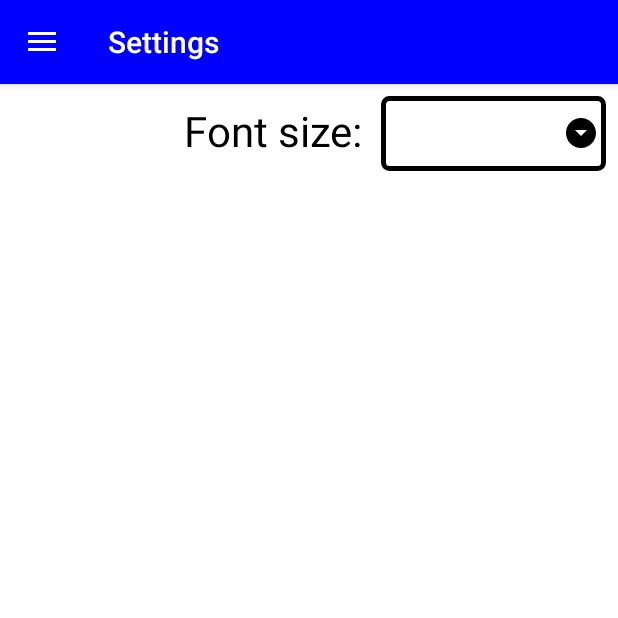
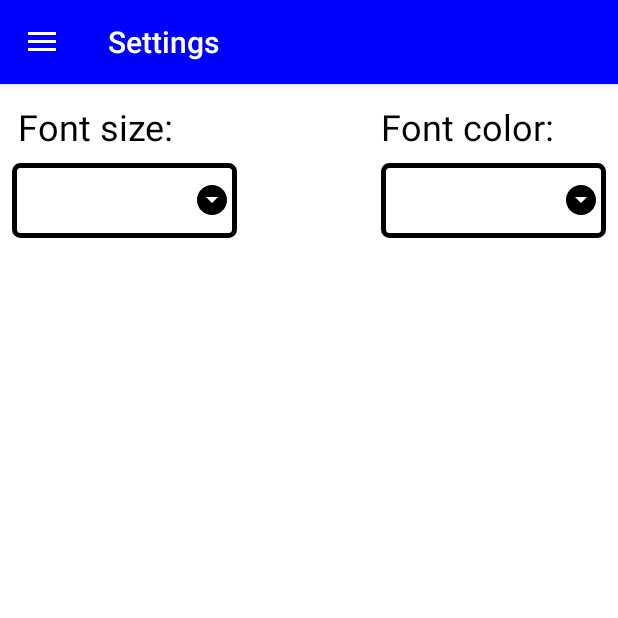
Before and after one commit to jani-heinikoski/java, an Android app: the screen it shows after launch (MainActivity), in the side drawer, after a tap on "Settings", on a phone screen of 412 x 824 dp, the top half of it. Run offline under Robolectric (Android 15) with nearby library versions, the phone set to English and light mode, and no system bars.

Commit message:
ViewModel architecture added

```diff
--- a/week11/app/src/main/java/com/jhprog/menudemo/MainActivity.java
+++ b/week11/app/src/main/java/com/jhprog/menudemo/MainActivity.java
@@ -10,6 +10,8 @@ import androidx.annotation.NonNull;
 import androidx.appcompat.app.ActionBarDrawerToggle;
 import androidx.appcompat.app.AppCompatActivity;
 import androidx.core.view.GravityCompat;
+import androidx.lifecycle.ViewModelProvider;
+
 import android.annotation.SuppressLint;
 import android.content.pm.ActivityInfo;
 import android.os.Bundle;
@@ -21,9 +23,10 @@ import com.jhprog.menudemo.databinding.ActivityMainBinding;
 
 public class MainActivity extends AppCompatActivity {
 
-    ActivityMainBinding binding;
-    MainFragment mainFragment;
-    SettingsFragment settingsFragment;
+    private ActivityMainBinding binding;
+    private MainFragment mainFragment;
+    private SettingsFragment settingsFragment;
+    private SharedViewModel viewModel;
 
     @SuppressLint("SourceLockedOrientationActivity")
     @Override
@@ -41,6 +44,8 @@ public class MainActivity extends AppCompatActivity {
                 R.string.navigation_drawer_open, R.string.navigation_drawer_close);
         binding.mainDrawerLayout.addDrawerListener(toggle);
         toggle.syncState();
+
+        viewModel = new ViewModelProvider(this).get(SharedViewModel.class);
 
         setTitle("Main View");
 
@@ -71,7 +76,6 @@ public class MainActivity extends AppCompatActivity {
                         }
                         if (getSupportFragmentManager().findFragmentByTag("main") != null) {
                             getSupportFragmentManager().beginTransaction().show(mainFragment).commit();
-                            mainFragment.onResume();
                         } else {
                             getSupportFragmentManager().beginTransaction().add(R.id.fragment_container, mainFragment, "main");
                         }
@@ -84,7 +88,6 @@ public class MainActivity extends AppCompatActivity {
                         }
                         if (getSupportFragmentManager().findFragmentByTag("settings") != null) {
                             getSupportFragmentManager().beginTransaction().show(settingsFragment).commit();
-                            settingsFragment.onResume();
                         } else {
                             getSupportFragmentManager().beginTransaction().add(R.id.fragment_container, settingsFragment, "settings");
                         }
--- a/week11/app/src/main/java/com/jhprog/menudemo/MainFragment.java
+++ b/week11/app/src/main/java/com/jhprog/menudemo/MainFragment.java
@@ -1,7 +1,7 @@
 /*
 Author: Jani Heinikoski | 0541122
 Date: 15.3.2020
-Version: 1.4
+Version: 1.5
  */
 package com.jhprog.menudemo;
 
@@ -13,12 +13,15 @@ import android.view.ViewGroup;
 import androidx.annotation.NonNull;
 import androidx.annotation.Nullable;
 import androidx.fragment.app.Fragment;
+import androidx.lifecycle.Observer;
+import androidx.lifecycle.ViewModelProvider;
 
 import com.jhprog.menudemo.databinding.FragmentMainBinding;
 
 public class MainFragment extends Fragment {
 
     private FragmentMainBinding binding;
+    private SharedViewModel viewModel;
 
     @Nullable
     @Override
@@ -30,8 +33,27 @@ public class MainFragment extends Fragment {
     }
 
     @Override
-    public void onResume() {
-        super.onResume();
+    public void onActivityCreated(@Nullable Bundle savedInstanceState) {
+        super.onActivityCreated(savedInstanceState);
+        viewModel = new ViewModelProvider(requireActivity()).get(SharedViewModel.class);
 
+        viewModel.getFontColor().observe(getViewLifecycleOwner(), new Observer<Integer>() {
+            @Override
+            public void onChanged(Integer integer) {
+                if (integer != null) {
+                    binding.mainTextview.setTextColor(integer);
+                }
+            }
+        });
+
+        viewModel.getFontSize().observe(getViewLifecycleOwner(), new Observer<Integer>() {
+            @Override
+            public void onChanged(Integer integer) {
+                if (integer != null) {
+                    binding.mainTextview.setTextSize(integer);
+                }
+            }
+        });
     }
+
 }
--- a/week11/app/src/main/java/com/jhprog/menudemo/SettingsFragment.java
+++ b/week11/app/src/main/java/com/jhprog/menudemo/SettingsFragment.java
@@ -1,7 +1,7 @@
 /*
 Author: Jani Heinikoski | 0541122
 Date: 15.3.2020
-Version: 1.4
+Version: 1.5
  */
 package com.jhprog.menudemo;
 
@@ -9,11 +9,13 @@ import android.os.Bundle;
 import android.view.LayoutInflater;
 import android.view.View;
 import android.view.ViewGroup;
+import android.widget.AdapterView;
 import android.widget.ArrayAdapter;
 
 import androidx.annotation.NonNull;
 import androidx.annotation.Nullable;
 import androidx.fragment.app.Fragment;
+import androidx.lifecycle.ViewModelProvider;
 
 import com.jhprog.menudemo.databinding.FragmentSettingsBinding;
 
@@ -24,28 +26,29 @@ import java.util.Objects;
 public class SettingsFragment extends Fragment {
 
     private FragmentSettingsBinding binding;
+    private SharedViewModel viewModel;
+
     private ArrayList<String> fonts;
     private ArrayAdapter<String> fontAdapter;
+
+    private ArrayList<String> colors;
+    private ArrayAdapter<String> colorAdapter;
 
     @Nullable
     @Override
     public View onCreateView(@NonNull LayoutInflater inflater, @Nullable ViewGroup container, @Nullable Bundle savedInstanceState) {
         binding = FragmentSettingsBinding.inflate(inflater, container, false);
         View view = binding.getRoot();
-        initFonts();
-        initSpinners();
+
         return view;
     }
 
     @Override
     public void onViewCreated(@NonNull View view, @Nullable Bundle savedInstanceState) {
         super.onViewCreated(view, savedInstanceState);
-    }
-
-    @Override
-    public void onResume() {
-        super.onResume();
-        //TODO RESUMED
+        initFonts();
+        initColors();
+        initSpinners();
     }
 
     private void initFonts() {
@@ -55,18 +58,94 @@ public class SettingsFragment extends Fragment {
         }
     }
 
+    private void initColors() {
+        colors = new ArrayList<>();
+        colors.add("Blue");
+        colors.add("Purple");
+        colors.add("Black");
+        colors.add("Red");
+    }
+
     private void initSpinners() {
+        // Adapter for font size spinner
         fontAdapter = new ArrayAdapter<>(Objects.requireNonNull(getActivity()).getApplicationContext(),
                                                 android.R.layout.simple_spinner_dropdown_item, fonts);
         fontAdapter.setDropDownViewResource(R.layout.spinner_dropdown);
         binding.fontSizeSpinner.setAdapter(fontAdapter);
+        // Adapter for font color spinner
+        colorAdapter = new ArrayAdapter<>(Objects.requireNonNull(getActivity()).getApplicationContext(),
+                android.R.layout.simple_spinner_dropdown_item, colors);
+        colorAdapter.setDropDownViewResource(R.layout.spinner_dropdown);
+        binding.fontColorSpinner.setAdapter(colorAdapter);
+        // Item selected listener for color spinner
+        binding.fontColorSpinner.setOnItemSelectedListener(new AdapterView.OnItemSelectedListener() {
+            @Override
+            public void onItemSelected(AdapterView<?> parent, View view, int position, long id) {
+                viewModel.setFontColor(getColour());
+            }
+
+            @Override
+            public void onNothingSelected(AdapterView<?> parent) {
+                viewModel.setFontColor(R.color.navy);
+            }
+        });
+
+        binding.fontSizeSpinner.setOnItemSelectedListener(new AdapterView.OnItemSelectedListener() {
+            @Override
+            public void onItemSelected(AdapterView<?> parent, View view, int position, long id) {
+                viewModel.setFontSize(getFontSize());
+            }
+
+            @Override
+            public void onNothingSelected(AdapterView<?> parent) {
+                viewModel.setFontSize(24);
+            }
+        });
+    }
+
+    @Override
+    public void onActivityCreated(@Nullable Bundle savedInstanceState) {
+        super.onActivityCreated(savedInstanceState);
+        viewModel = new ViewModelProvider(requireActivity()).get(SharedViewModel.class);
     }
 
     public int getFontSize() {
         int fontSize;
-        String fontSizeAsString = binding.fontSizeSpinner.getSelectedItem().toString();
-        fontSize = Integer.parseInt(fontSizeAsString);
+        String chosenElement;
+        Object element = binding.fontSizeSpinner.getSelectedItem();
+        if (element != null) {
+            chosenElement = element.toString();
+        } else {
+            return 24;
+        }
+        fontSize = Integer.parseInt(chosenElement);
         return fontSize;
     }
 
+    public int getColour() {
+        int color;
+        String chosenElement;
+        Object element = binding.fontColorSpinner.getSelectedItem();
+        if (element != null) {
+            chosenElement = element.toString().toLowerCase();
+        } else {
+            return getActivity().getColor(R.color.navy);
+        }
+
+        if (chosenElement.equals("blue")) {
+            color = R.color.blue;
+        } else if (chosenElement.equals("red")) {
+            color = R.color.red;
+        } else if (chosenElement.equals("black")) {
+            color = R.color.black;
+        } else if (chosenElement.equals("purple")) {
+            color = R.color.purple;
+        } else {
+            color = R.color.navy;
+        }
+
+        return getActivity().getColor(color);
+
+    }
+
 }
--- /dev/null
+++ b/week11/app/src/main/java/com/jhprog/menudemo/SharedViewModel.java
@@ -0,0 +1,32 @@
+/*
+Author: Jani Heinikoski | 0541122
+Date: 15.3.2020
+Version: 1.0
+ */
+package com.jhprog.menudemo;
+
+import androidx.lifecycle.LiveData;
+import androidx.lifecycle.MutableLiveData;
+import androidx.lifecycle.ViewModel;
+
+public class SharedViewModel extends ViewModel {
+    private MutableLiveData<Integer> fontSize = new MutableLiveData<>();
+    private MutableLiveData<Integer> fontColor = new MutableLiveData<>();
+
+    public void setFontColor(int fontColor) {
+        this.fontColor.setValue(fontColor);
+    }
+
+    public void setFontSize(int fontSize) {
+        this.fontSize.setValue(fontSize);
+    }
+
+    public LiveData<Integer> getFontColor() {
+        return fontColor;
+    }
+
+    public LiveData<Integer> getFontSize() {
+        return fontSize;
+    }
+
+}
--- a/week11/app/src/main/res/layout/fragment_settings.xml
+++ b/week11/app/src/main/res/layout/fragment_settings.xml
@@ -5,24 +5,48 @@
     android:background="@color/white">
 
     <TextView
+        android:id="@+id/font_header"
         android:layout_width="wrap_content"
         android:layout_height="wrap_content"
+        android:layout_alignParentStart="true"
         android:layout_alignParentTop="true"
-        android:layout_toStartOf="@+id/font_size_spinner"
-        android:layout_marginEnd="12dp"
+        android:layout_marginStart="12dp"
         android:layout_marginTop="12dp"
         android:text="Font size:"
         android:textColor="@color/black"
-        android:textSize="28sp" />
-
+        android:textSize="24sp" />
 
     <Spinner
         android:id="@+id/font_size_spinner"
         android:layout_width="wrap_content"
         android:layout_height="wrap_content"
+        android:layout_below="@+id/font_header"
+        android:layout_alignParentStart="true"
+        android:layout_marginStart="8dp"
+        android:layout_marginTop="8dp"
+        android:background="@drawable/spinner_stroke"
+        android:elevation="4dp"
+        android:minWidth="150dp"
+        android:minHeight="50dp" />
+
+    <TextView
+        android:id="@+id/color_header"
+        android:layout_width="wrap_content"
+        android:layout_height="wrap_content"
+        android:layout_alignStart="@+id/font_color_spinner"
         android:layout_alignParentTop="true"
+        android:layout_marginTop="12dp"
+        android:layout_marginEnd="12dp"
+        android:text="Font color:"
+        android:textColor="@color/black"
+        android:textSize="24sp" />
+
+    <Spinner
+        android:id="@+id/font_color_spinner"
+        android:layout_width="wrap_content"
+        android:layout_height="wrap_content"
+        android:layout_below="@+id/color_header"
         android:layout_alignParentEnd="true"
-        android:layout_centerHorizontal="true"
         android:layout_marginTop="8dp"
         android:layout_marginEnd="8dp"
         android:background="@drawable/spinner_stroke"
```
